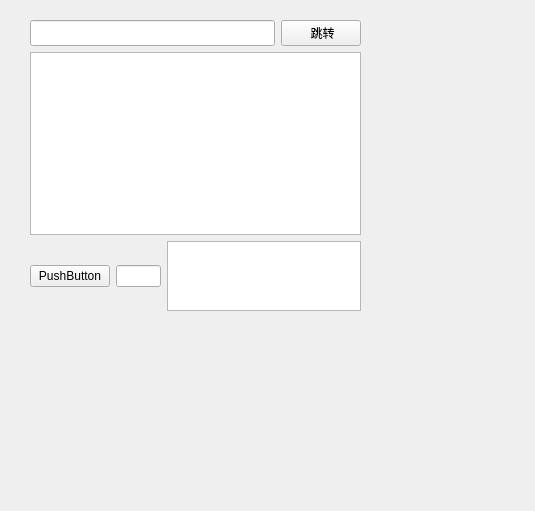
Above: WidgetRU.ui from 3548848289/SmartDesk before the change. Below: the same form after it.
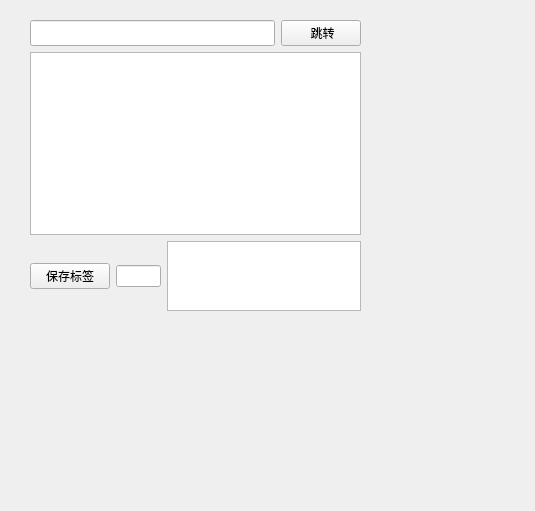
That is the form after the change.

Patch:
```diff
--- a/WidgetRU.ui
+++ b/WidgetRU.ui
@@ -80,7 +80,7 @@
       <item>
        <widget class="QPushButton" name="saveButton">
         <property name="text">
-         <string>PushButton</string>
+         <string>保存标签</string>
         </property>
        </widget>
       </item>
```
